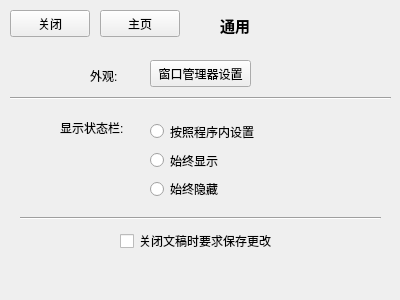
Above: src/ldecc/gencc.ui from xuzhuoyi/LDE before the change. Below: the same form after it.
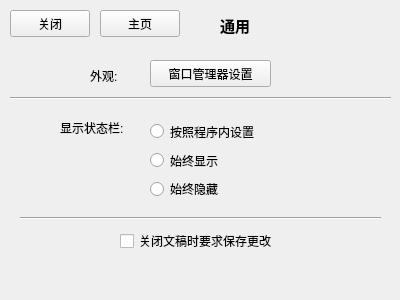
That is the form after the change.

Commit message: Fix Ui Size Problem

Patch:
```diff
--- a/src/ldecc/gencc.ui
+++ b/src/ldecc/gencc.ui
@@ -44,7 +44,7 @@
     <rect>
      <x>220</x>
      <y>10</y>
-     <width>31</width>
+     <width>161</width>
      <height>31</height>
     </rect>
    </property>
@@ -64,7 +64,7 @@
     <rect>
      <x>150</x>
      <y>60</y>
-     <width>101</width>
+     <width>121</width>
      <height>27</height>
     </rect>
    </property>
@@ -103,7 +103,7 @@
     <rect>
      <x>120</x>
      <y>230</y>
-     <width>171</width>
+     <width>231</width>
      <height>22</height>
     </rect>
    </property>
@@ -137,12 +137,12 @@
     <enum>Qt::Horizontal</enum>
    </property>
   </widget>
-  <widget class="QWidget" name="">
+  <widget class="QWidget" name="layoutWidget">
    <property name="geometry">
     <rect>
      <x>150</x>
      <y>120</y>
-     <width>109</width>
+     <width>134</width>
      <height>80</height>
     </rect>
    </property>
```
The commit also changes 4 other files.
